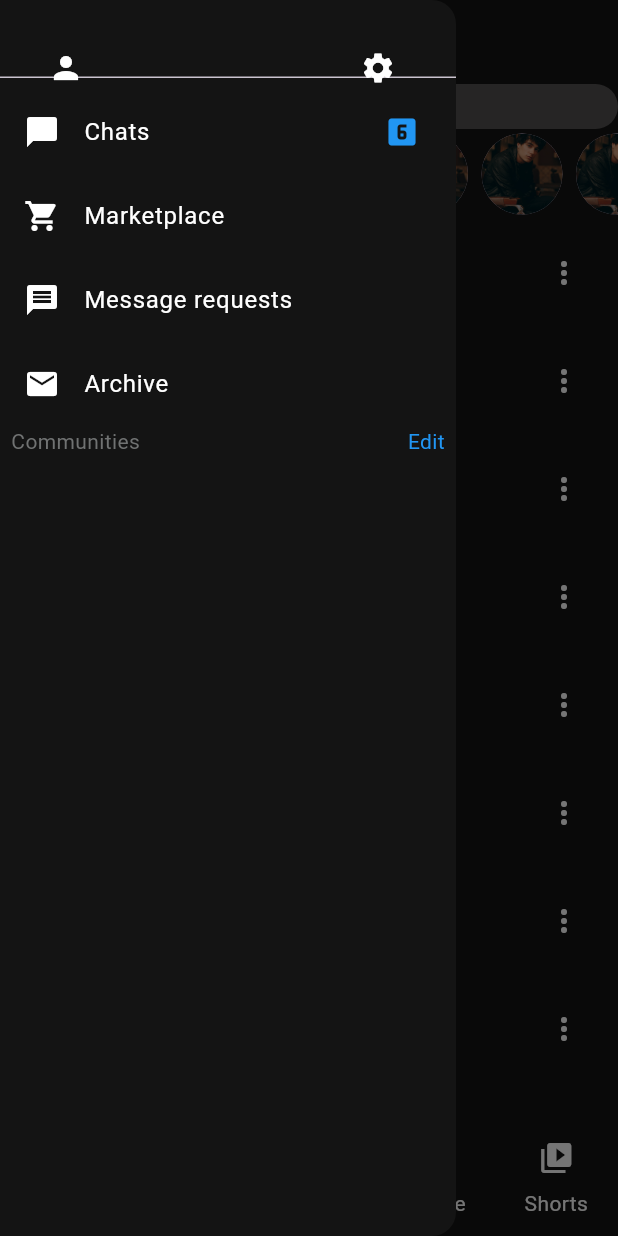
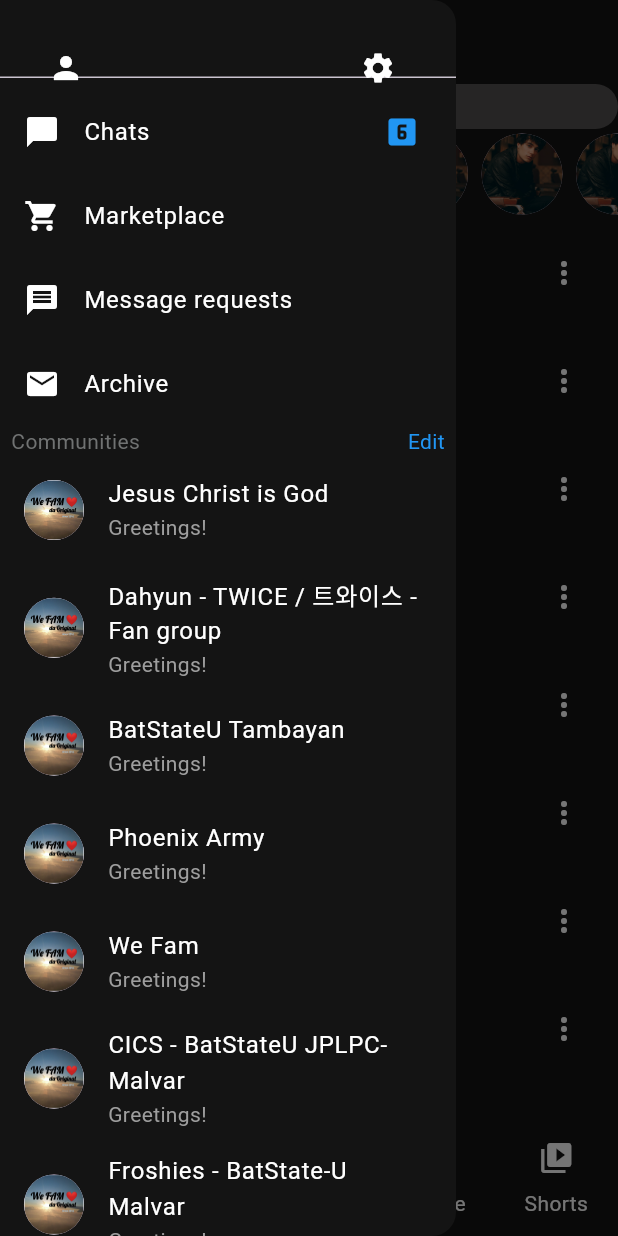
Before and after one commit to Jim-cchi/Group-7-Final-Project, a Flutter app: the MyActivity screen opened directly, with the side drawer open, on a phone screen of 412 x 824 dp. Run offline on Flutter 3.47's test engine with Material 3 defaults, Android fonts, the phone set to English and light mode, and no system bars; our stand-ins replace camera, firebase_auth, firebase_core, firebase_database, firebase_storage, google_sign_in and 2 more; accounts and stored records are empty.

Commit message:
header added

```diff
--- a/lib/lists.dart
+++ b/lib/lists.dart
@@ -28,6 +28,16 @@ class MyNamesList {
     ["Itsuka Muika", getRandomMessage()],
     ["Nanoka Youka", getRandomMessage()],
   ];
+  final List<List> communities = [
+    ["Jesus Christ is God", getRandomMessage()],
+    ["Dahyun - TWICE / 트와이스 - Fan group", getRandomMessage()],
+    ["BatStateU Tambayan", getRandomMessage()],
+    ["Phoenix Army", getRandomMessage()],
+    ["We Fam", getRandomMessage()],
+    ["CICS - BatStateU JPLPC-Malvar", getRandomMessage()],
+    ["Froshies - BatState-U Malvar", getRandomMessage()],
+    ["8N.Memes", getRandomMessage()],
+  ];
 
   static String getRandomMessage() {
     List<String> messages = [
@@ -53,7 +63,7 @@ class MyCircleAvatarList {
   final List<ImageProvider> images = [];
 
   MyCircleAvatarList() {
-    int count = 20;
+    int count = 24;
     for (var i = 0; i < count; i++) {
       images.add(getRandomImage());
     }
@@ -79,7 +89,38 @@ class MyCircleAvatarList {
       const AssetImage('assets/15.jpg'),
       // Add paths to your images here
     ];
+
     final random = Random();
     return imageList[random.nextInt(imageList.length)];
   }
 }
+class MySquareAvatarList {
+  final List<ImageProvider> images_ = [];
+
+  MySquareAvatarList() {
+    int count = 24;
+    for (var i = 0; i < count; i++) {
+      images_.add(getRandomImage());
+    }
+  }
+
+  // Method to get a random image
+  static ImageProvider getRandomImage() {
+
+    List<ImageProvider> imageLists = [
+      const AssetImage('assets/communities/16.jpg'),
+      const AssetImage('assets/communities/17.jpg'),
+      const AssetImage('assets/communities/18.jpg'),
+      const AssetImage('assets/communities/19.png'),
+      const AssetImage('assets/communities/20.jpg'),
+      const AssetImage('assets/communities/21.jpg'),
+      const AssetImage('assets/communities/23.jpg'),
+      const AssetImage('assets/communities/24.png'),
+
+      // Add paths to your images here
+    ];
+
+    final random = Random();
+    return imageLists[random.nextInt(imageLists.length)];
+  }
+}
--- a/lib/login_page.dart
+++ b/lib/login_page.dart
@@ -88,19 +88,18 @@ class _LoginPageState extends State<LoginPage> {
               child: Column(
                 mainAxisAlignment: MainAxisAlignment.center,
                 children: [
-                  const Column(
+                   Column(
                     children: [
-                      Icon(
-                        Icons.electric_bolt,
-                        color: Colors.white,
-                        size: 120,
+                      Image.asset(
+                        'assets/logo_2.png',
+                        width: 300,
                       ),
-                      Text('Migolstagram',
-                          style: TextStyle(fontSize: 30, color: Colors.white))
+                      // Text('Migolstagram',
+                      //     style: TextStyle(fontSize: 30, color: Colors.white))
                     ],
                   ),
                   const SizedBox(
-                    height: 40,
+                    height: 30,
                   ),
                   TextFormField(
                     controller: _emailController,
--- a/lib/pages/app_body.dart
+++ b/lib/pages/app_body.dart
@@ -28,6 +28,14 @@ class _MyActivityState extends State<MyActivity> {
     });
   }
 
+  final List<String> _titles = [
+    'Chats',
+    'Highlights',
+    'Add Shorts',
+    'People',
+    'Shorts'
+  ];
+
   List<Widget> pages = [
     MyChats(colorList: MyCircleAvatarList(), namesList: MyNamesList()),
     const MyHighlights(),
@@ -35,14 +43,43 @@ class _MyActivityState extends State<MyActivity> {
     const MyPeople(),
     const MyShorts(),
   ];
+List<Widget> _buildCommunityList() {
+    MyNamesList myNamesLists = MyNamesList();
+    MySquareAvatarList mySquareAvatarList = MySquareAvatarList();
+    List<Widget> communityTiles = [];
 
+    for (int i = 0; i < myNamesLists.communities.length; i++) {
+      if (i < MySquareAvatarList().images_.length) {
+        communityTiles.add(
+          ListTile(
+            leading: CircleAvatar(
+              backgroundImage: mySquareAvatarList.images_[i],
+            ),
+            title: Text(
+              myNamesLists.communities[i][0],
+              style: const TextStyle(color: Colors.white),
+            ),
+            subtitle: Text(
+              myNamesLists.communities[i][1],
+              style: const TextStyle(color: Colors.grey),
+            ),
+            onTap: () {
+              // Handle tap
+            },
+          ),
+        );
+      }
+    }
+
+    return communityTiles;
+  }
   @override
   Widget build(BuildContext context) {
     var scaffold = Scaffold(
       appBar: AppBar(
-        title: const Text(
-          "Chats",
-          style: TextStyle(color: Colors.white),
+        title:  Text(
+          _titles[currentPageIndex],
+          style: const TextStyle(color: Colors.white),
         ),
         backgroundColor: const Color.fromARGB(255, 20, 20, 20),
       ),
@@ -93,7 +130,9 @@ class _MyActivityState extends State<MyActivity> {
               leadingIcon: Icons.mail,
               text: "Archive",
             ),
-            const Row(mainAxisAlignment: MainAxisAlignment.spaceBetween, children: [
+            const Row(
+              mainAxisAlignment: MainAxisAlignment.spaceBetween,
+              children: [
                 Text(
                   "  Communities",
                   style: TextStyle(
@@ -104,7 +143,9 @@ class _MyActivityState extends State<MyActivity> {
                   "Edit  ",
                   style: TextStyle(color: Colors.blue),
                 ),
-            ]),
+              ],
+            ),
+            ..._buildCommunityList(), // Add the community tiles here
           ],
         ),
       ),
--- a/lib/signup_page.dart
+++ b/lib/signup_page.dart
@@ -83,17 +83,11 @@ class _SignUpPageState extends State<SignUpPage> {
               child: Column(
                 mainAxisAlignment: MainAxisAlignment.center,
                 children: [
-                  Column(
+                   Column(
                     children: [
-                      Container(
-                        child: const Icon(
-                          Icons.electric_bolt,
-                          color: Colors.white,
-                          size: 120,
-                        ),
-                      ),
+                      Image.asset('assets/logo_2.png', width: 300,),
                       const Text('Sign up',
-                          style: TextStyle(fontSize: 30, color: Colors.white))
+                          style: TextStyle(fontSize: 20, color: Colors.white))
                     ],
                   ),
                   const SizedBox(
--- a/pubspec.yaml
+++ b/pubspec.yaml
@@ -72,6 +72,7 @@ flutter:
   # To add assets to your application, add an assets section, like this:
   assets:
     - assets/
+    - assets/communities/
 
   # An image asset can refer to one or more resolution-specific "variants", see
   # https://flutter.dev/assets-and-images/#resolution-aware
```
Also changed, not shown: assets/communities/16.jpg (added), assets/communities/17.jpg (added), assets/communities/18.jpg (added), assets/communities/19.png (added), assets/communities/2.jpg (added), assets/communities/20.jpg (added), assets/communities/21.jpg (added), assets/communities/23.jpg (added), assets/communities/24.png (added), assets/logo.png (added), assets/logo_2.png (added), assets/logoo.png (added), assets/semi_logo.png (added). Lines whose indentation alone changed are shown as unchanged.
